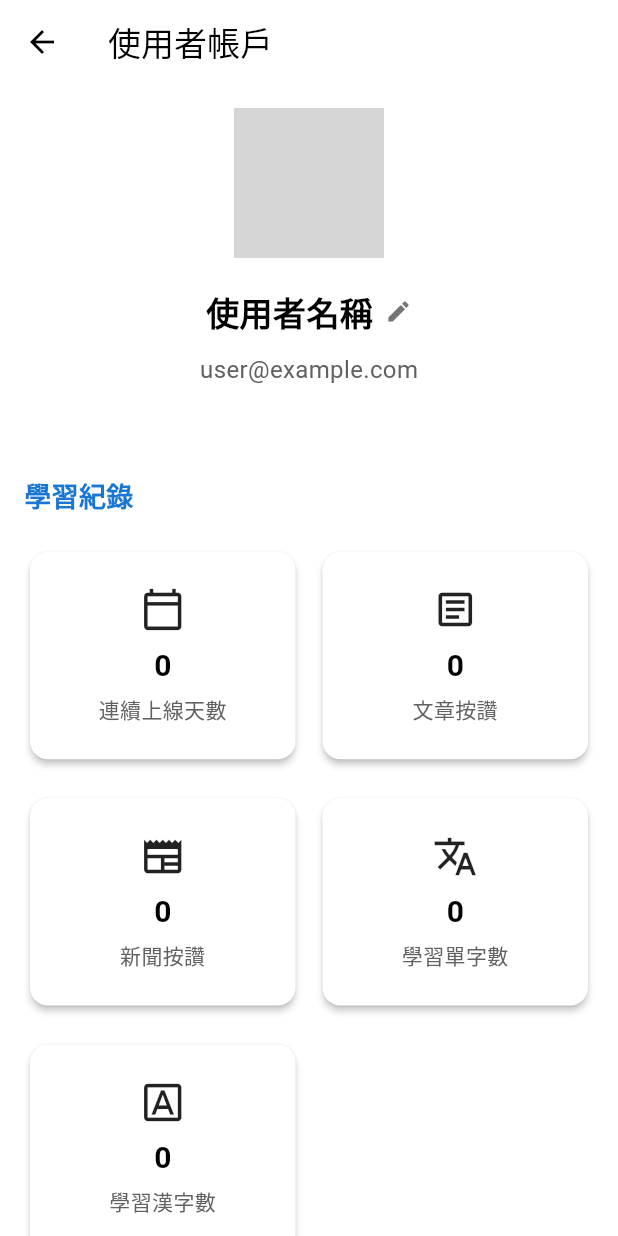
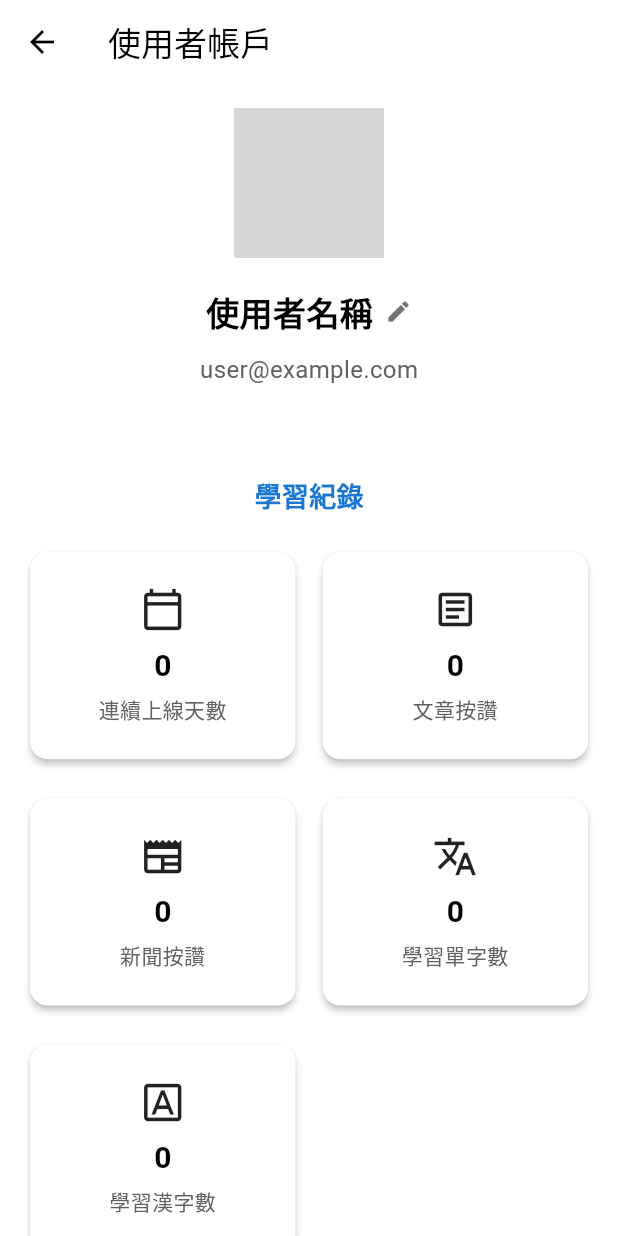
Before and after one commit to xiaomingtseng/JP_Learning, a Flutter app: the screen it shows once a user with an empty profile is signed in, after a tap on the "account circle" icon, on a phone screen of 412 x 824 dp. Run offline on Flutter 3.47's test engine with Material 3 defaults, Android fonts, the phone set to English and light mode, and no system bars; our stand-ins replace audioplayers, cloud_firestore, firebase_auth, firebase_core, flutter_tts, google_sign_in and 5 more; missing offline and left inert: google_mlkit_text_recognition, ruby_text, translator; accounts and stored records are empty; network calls fail; project files that could hold a hidden picture were left out; grey boxes are pictures that could not be loaded.

Commit message:
flutter upgrade

```diff
--- a/lib/screens/account_screen.dart
+++ b/lib/screens/account_screen.dart
@@ -148,7 +148,7 @@ class _AccountScreenState extends State<AccountScreen> {
       elevation: 2.0,
       margin: const EdgeInsets.symmetric(vertical: 8.0, horizontal: 4.0),
       child: Padding(
-        padding: const EdgeInsets.all(16.0),
+        padding: const EdgeInsets.all(12.0), // 修改這裡的 padding
         child: Column(
           mainAxisAlignment: MainAxisAlignment.center,
           crossAxisAlignment: CrossAxisAlignment.center,
@@ -236,8 +236,11 @@ class _AccountScreenState extends State<AccountScreen> {
   Widget build(BuildContext context) {
     return Scaffold(
       appBar: AppBar(title: const Text('使用者帳戶')),
-      body: ListView(
+      body: SingleChildScrollView(
+        child: Padding(
           padding: const EdgeInsets.all(16.0),
+          child: Column(
+            crossAxisAlignment: CrossAxisAlignment.center,
             children: <Widget>[
               // 使用者資訊區塊
               Center(
@@ -262,7 +265,9 @@ class _AccountScreenState extends State<AccountScreen> {
                           newValue,
                         ) {
                           setState(() {
-                        _userProfile = _userProfile.copyWith(name: newValue);
+                            _userProfile = _userProfile.copyWith(
+                              name: newValue,
+                            );
                           });
                           _saveProfile();
                         });
@@ -312,13 +317,14 @@ class _AccountScreenState extends State<AccountScreen> {
                 ),
               ),
               const SizedBox(height: 16.0),
+              // 移除 Expanded 並直接使用 GridView
               GridView.count(
                 crossAxisCount: 2,
                 shrinkWrap: true,
                 physics: const NeverScrollableScrollPhysics(),
                 crossAxisSpacing: 10.0,
                 mainAxisSpacing: 10.0,
-            childAspectRatio: 1.2, // 調整卡片的寬高比，如果內容變多可能需要調整
+                childAspectRatio: 1.2, // 調整卡片的寬高比
                 children: <Widget>[
                   _buildStatisticCard(
                     context,
@@ -350,7 +356,6 @@ class _AccountScreenState extends State<AccountScreen> {
                     '學習漢字數',
                     _userProfile.learnedKanjiCount.toString(),
                   ),
-              // 可以再增加一個空的 Card 來填滿 GridView，如果項目是奇數個
                 ],
               ),
               const SizedBox(height: 24.0),
@@ -365,6 +370,8 @@ class _AccountScreenState extends State<AccountScreen> {
               ),
             ],
           ),
+        ),
+      ),
     );
   }
 }
--- a/lib/screens/home_screen.dart
+++ b/lib/screens/home_screen.dart
@@ -105,7 +105,7 @@ class _HomeScreenState extends State<HomeScreen> {
     } catch (e) {
       if (mounted) {
         setState(() {
-          _newsError = e.toString();
+          _newsError = '無法載入新聞，請檢查您的網路連線。';
           _isLoadingNews = false;
         });
       }
@@ -131,7 +131,7 @@ class _HomeScreenState extends State<HomeScreen> {
     } catch (e) {
       if (mounted) {
         setState(() {
-          _articlesError = e.toString();
+          _articlesError = '無法載入文章，請檢查您的網路連線。';
           _isLoadingArticles = false;
         });
       }
--- a/pubspec.yaml
+++ b/pubspec.yaml
@@ -30,6 +30,7 @@ dependencies:
   image_picker: ^1.1.2
   google_mlkit_text_recognition: ^0.15.0
   google_mlkit_commons: 0.11.0
+  connectivity_plus: ^6.1.4 # 新增網路檢查套件
 
 dev_dependencies:
   flutter_test:
```
Also changed, not shown: pubspec.lock, 3 other files. Lines whose indentation alone changed are shown as unchanged.
